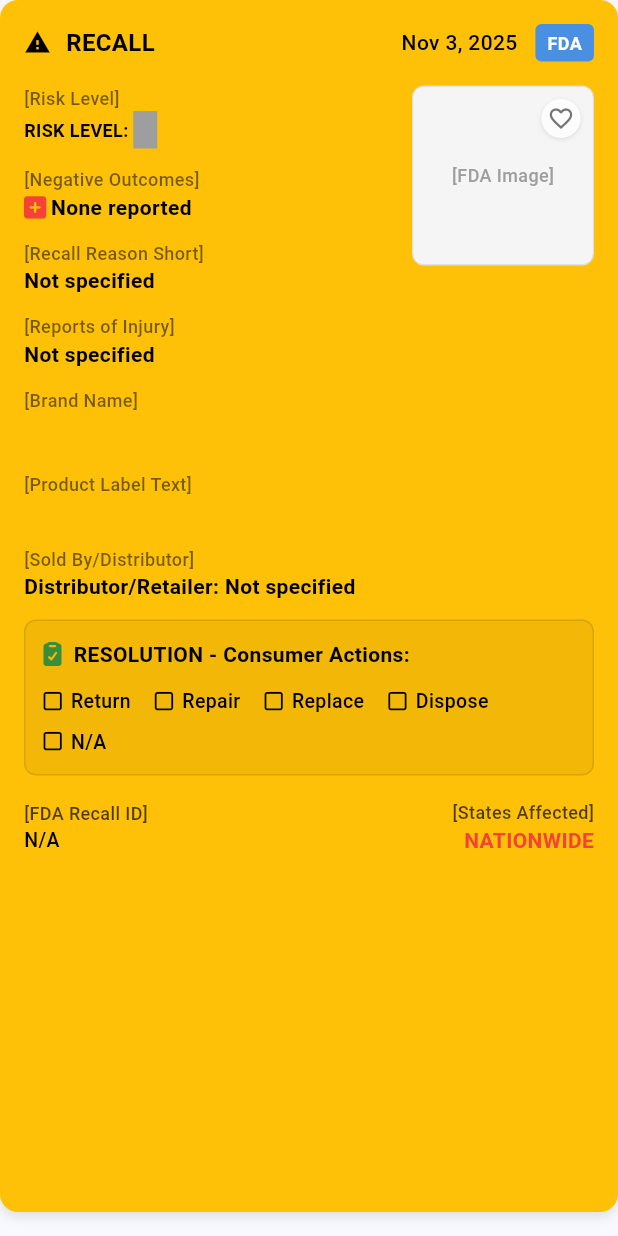
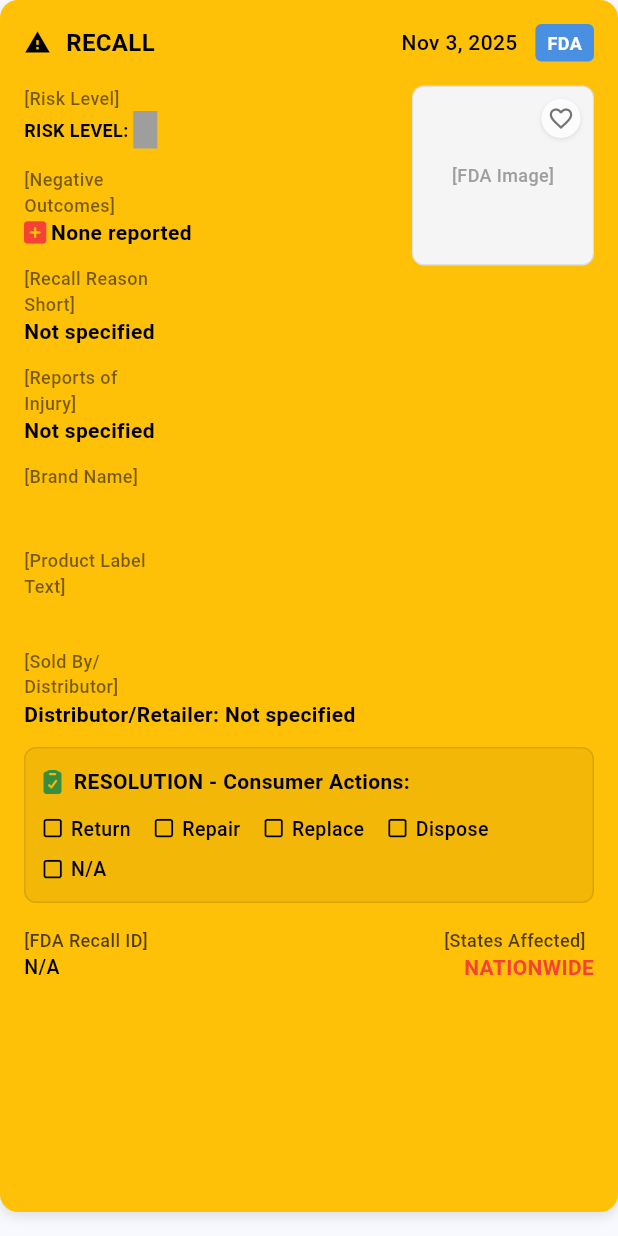
Before and after one commit to info-cforrs/recallsentry, a Flutter app: the FdaRecallCard widget shown alone on an empty page, opened directly with empty values, on a phone screen of 412 x 824 dp. Run offline on Flutter 3.47's test engine with Material 3 defaults, Android fonts, the phone set to English and light mode, and no system bars; our stand-ins replace flutter_secure_storage, font_awesome_flutter, shared_preferences; missing offline and left inert: gsheets, window_manager; accounts and stored records are empty; network calls fail.

Commit message:
Fix iOS recall card layout

```diff
--- a/lib/pages/main_navigation.dart
+++ b/lib/pages/main_navigation.dart
@@ -13,6 +13,7 @@ class MainNavigation extends StatefulWidget {
 
 class _MainNavigationState extends State<MainNavigation> {
   late int _currentIndex;
+  int _homePageRefreshKey = 0;
 
   @override
   void initState() {
@@ -23,13 +24,21 @@ class _MainNavigationState extends State<MainNavigation> {
   void _changeTab(int index) {
     setState(() {
       _currentIndex = index;
+
+      // Refresh HomePage when navigating to it
+      if (index == 0) {
+        _homePageRefreshKey++;
+      }
     });
   }
 
   @override
   Widget build(BuildContext context) {
     final List<Widget> pages = [
-      HomePage(onNavigateToRecalls: () => _changeTab(1)),
+      HomePage(
+        key: ValueKey(_homePageRefreshKey),
+        onNavigateToRecalls: () => _changeTab(1),
+      ),
       const AllRecallsPage(showBottomNavigation: false),
       const SettingsPage(),
     ];
@@ -39,9 +48,7 @@ class _MainNavigationState extends State<MainNavigation> {
       bottomNavigationBar: BottomNavigationBar(
         currentIndex: _currentIndex,
         onTap: (index) {
-          setState(() {
-            _currentIndex = index;
-          });
+          _changeTab(index);
         },
         type: BottomNavigationBarType.fixed,
         backgroundColor: const Color(0xFF2C3E50), // Dark blue-grey background
@@ -56,6 +63,9 @@ class _MainNavigationState extends State<MainNavigation> {
           fontWeight: FontWeight.w500,
         ),
         elevation: 8,
+        selectedFontSize: 12, // Add this
+        unselectedFontSize: 10, // Add this
+        iconSize: 24, // Add this
         items: const [
           BottomNavigationBarItem(icon: Icon(Icons.home), label: 'Home'),
           BottomNavigationBarItem(icon: Icon(Icons.warning), label: 'Recalls'),
--- a/lib/widgets/fda_recall_card.dart
+++ b/lib/widgets/fda_recall_card.dart
@@ -92,12 +92,17 @@ class _FdaRecallCardState extends State<FdaRecallCard> {
             crossAxisAlignment: CrossAxisAlignment.start,
             children: <Widget>[
               // Field title for Risk Level
-              const Text(
+              SizedBox(
+                width: 100, // Constrain label width
+                child: Text(
                   '[Risk Level]',
                   style: TextStyle(
                     color: Colors.black54,
                     fontSize: 12,
                     fontWeight: FontWeight.w500,
+                  ),
+                  maxLines: 2,
+                  overflow: TextOverflow.ellipsis,
                 ),
               ),
               Row(
@@ -135,12 +140,17 @@ class _FdaRecallCardState extends State<FdaRecallCard> {
               ),
               const SizedBox(height: 12),
               // Field title for Negative Outcomes
-              const Text(
+              SizedBox(
+                width: 100, // Constrain label width
+                child: Text(
                   '[Negative Outcomes]',
                   style: TextStyle(
                     color: Colors.black54,
                     fontSize: 12,
                     fontWeight: FontWeight.w500,
+                  ),
+                  maxLines: 2,
+                  overflow: TextOverflow.ellipsis,
                 ),
               ),
               Row(
@@ -167,12 +177,17 @@ class _FdaRecallCardState extends State<FdaRecallCard> {
               ),
               const SizedBox(height: 12),
               // Field title for Recall Reason Short
-              const Text(
+              SizedBox(
+                width: 100, // Constrain label width
+                child: Text(
                   '[Recall Reason Short]',
                   style: TextStyle(
                     color: Colors.black54,
                     fontSize: 12,
                     fontWeight: FontWeight.w500,
+                  ),
+                  maxLines: 2,
+                  overflow: TextOverflow.ellipsis,
                 ),
               ),
               Text(
@@ -254,12 +269,17 @@ class _FdaRecallCardState extends State<FdaRecallCard> {
       crossAxisAlignment: CrossAxisAlignment.start,
       children: <Widget>[
         // Field title for Product Label Text
-        const Text(
+        SizedBox(
+          width: 100, // Constrain label width
+          child: Text(
             '[Product Label Text]',
             style: TextStyle(
               color: Colors.black54,
               fontSize: 12,
               fontWeight: FontWeight.w500,
+            ),
+            maxLines: 2,
+            overflow: TextOverflow.ellipsis,
           ),
         ),
         Text(
@@ -272,12 +292,17 @@ class _FdaRecallCardState extends State<FdaRecallCard> {
         ),
         const SizedBox(height: 12),
         // Field title for Sold By/Distributor
-        const Text(
+        SizedBox(
+          width: 100, // Constrain label width
+          child: Text(
             '[Sold By/Distributor]',
             style: TextStyle(
               color: Colors.black54,
               fontSize: 12,
               fontWeight: FontWeight.w500,
+            ),
+            maxLines: 2,
+            overflow: TextOverflow.ellipsis,
           ),
         ),
         Text(
@@ -350,12 +375,17 @@ class _FdaRecallCardState extends State<FdaRecallCard> {
         Column(
           crossAxisAlignment: CrossAxisAlignment.start,
           children: [
-            Text(
+            SizedBox(
+              width: 100, // Constrain label width
+              child: Text(
                 '[FDA Recall ID]',
                 style: TextStyle(
                   color: Colors.black.withOpacity(0.7),
                   fontSize: 12,
                   fontWeight: FontWeight.w500,
+                ),
+                maxLines: 2,
+                overflow: TextOverflow.ellipsis,
               ),
             ),
             Text(
@@ -371,12 +401,17 @@ class _FdaRecallCardState extends State<FdaRecallCard> {
         Column(
           crossAxisAlignment: CrossAxisAlignment.end,
           children: [
-            Text(
+            SizedBox(
+              width: 100, // Constrain label width
+              child: Text(
                 '[States Affected]',
                 style: TextStyle(
                   color: Colors.black.withOpacity(0.7),
                   fontSize: 12,
                   fontWeight: FontWeight.w500,
+                ),
+                maxLines: 2,
+                overflow: TextOverflow.ellipsis,
               ),
             ),
             stateCount == 0
@@ -480,12 +515,17 @@ class _FdaRecallCardState extends State<FdaRecallCard> {
             ),
             // Reports of Injury (full width, above Brand Name)
             const SizedBox(height: 12),
-            const Text(
+            SizedBox(
+              width: 100, // Constrain label width
+              child: Text(
                 '[Reports of Injury]',
                 style: TextStyle(
                   color: Colors.black54,
                   fontSize: 12,
                   fontWeight: FontWeight.w500,
+                ),
+                maxLines: 2,
+                overflow: TextOverflow.ellipsis,
               ),
             ),
             Text(
@@ -500,12 +540,17 @@ class _FdaRecallCardState extends State<FdaRecallCard> {
             ),
             // Brand Name (full width, below Reports of Injury)
             const SizedBox(height: 12),
-            const Text(
+            SizedBox(
+              width: 100, // Constrain label width
+              child: Text(
                 '[Brand Name]',
                 style: TextStyle(
                   color: Colors.black54,
                   fontSize: 12,
                   fontWeight: FontWeight.w500,
+                ),
+                maxLines: 2,
+                overflow: TextOverflow.ellipsis,
               ),
             ),
             Text(
```
Lines whose indentation alone changed are shown as unchanged.
